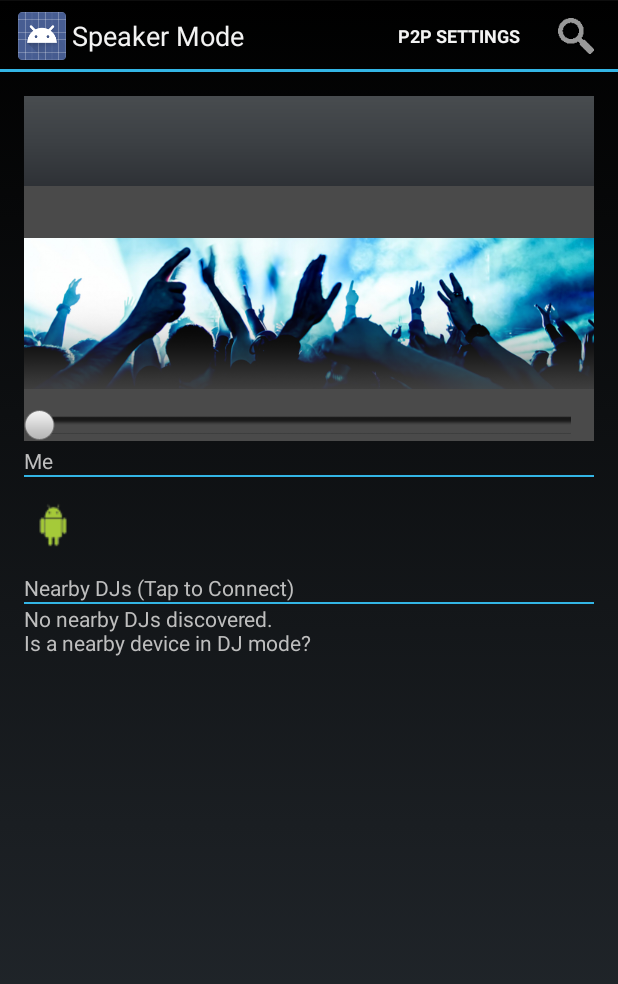
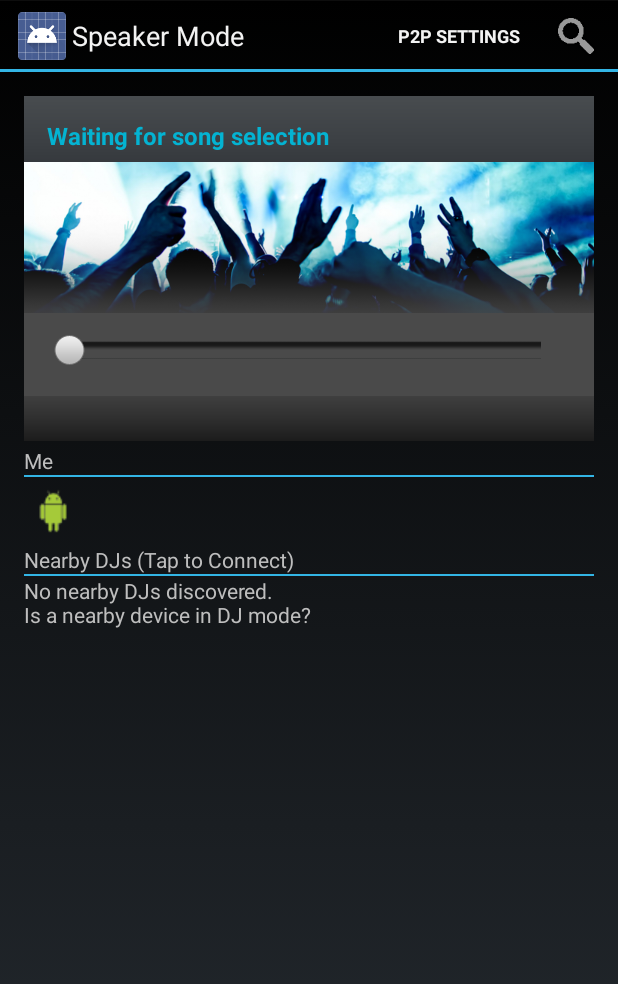
Before and after one commit to TomasNilsson/WiFiGroupStream, an Android app: the screen it shows after launch (SpeakerActivity), after a tap on "Speaker Mode", on a phone screen of 412 x 824 dp. Shown: the top 984 px of the screen. Run offline under Robolectric (Android 15) with nearby library versions, the phone set to English and light mode, and no system bars; 1 statement that could not run was skipped.

Commit message:
Design Update

```diff
--- a/app/src/main/java/com/teamadhoc/wifigroupstream/dj/DJMusicFragment.java
+++ b/app/src/main/java/com/teamadhoc/wifigroupstream/dj/DJMusicFragment.java
@@ -256,7 +256,7 @@ public class DJMusicFragment extends Fragment implements OnCompletionListener,
                 AlertDialog.Builder builder = new AlertDialog.Builder(
                         activity, AlertDialog.THEME_HOLO_DARK);
                 musicList = getMusicList().toArray(new String[getMusicList().size()]);
-                builder.setTitle("Select Your Favorite Music!");
+                builder.setTitle("Select Song");
                 builder.setSingleChoiceItems(musicList, -1, new DialogInterface.OnClickListener() {
                     public void onClick(DialogInterface dialog, int item){
                         currentSongIndex = item;
--- a/app/src/main/java/com/teamadhoc/wifigroupstream/speaker/SpeakerMusicFragment.java
+++ b/app/src/main/java/com/teamadhoc/wifigroupstream/speaker/SpeakerMusicFragment.java
@@ -29,6 +29,7 @@ import android.os.Bundle;
 import android.os.Handler;
 import android.util.Log;
 import android.view.LayoutInflater;
+import android.view.MotionEvent;
 import android.view.View;
 import android.view.ViewGroup;
 import android.widget.ImageButton;
@@ -78,6 +79,13 @@ public class SpeakerMusicFragment extends Fragment {
 
         // All player buttons
         songProgressBar = (SeekBar) contentView.findViewById(R.id.songProgressBar);
+        // Prevent songProgressBar from being moved manually (can only be moved by code)
+        songProgressBar.setOnTouchListener(new View.OnTouchListener(){
+            @Override
+            public boolean onTouch(View v, MotionEvent event) {
+                return true;
+            }
+        });
         songTitleLabel = (TextView) contentView.findViewById(R.id.songTitle);
         songCurrentDurationLabel = (TextView) contentView.findViewById(R.id.songCurrentDurationLabel);
         songTotalDurationLabel = (TextView) contentView.findViewById(R.id.songTotalDurationLabel);
--- a/app/src/main/res/layout/connected_list.xml
+++ b/app/src/main/res/layout/connected_list.xml
@@ -20,7 +20,7 @@
     <!-- Self information -->
     <LinearLayout
         android:layout_width="fill_parent"
-        android:layout_height="?android:attr/listPreferredItemHeight"
+        android:layout_height="wrap_content"
         android:background="?android:attr/activatedBackgroundIndicator"
         android:padding="3dip">
         <ImageView
@@ -57,7 +57,7 @@
         android:layout_width="fill_parent"
         android:layout_height="wrap_content"
         android:gravity="center_vertical"
-        android:text="Connected Speakers" />
+        android:text="@string/label_speakers" />
 
     <View
         android:layout_width="fill_parent"
--- a/app/src/main/res/layout/device_list.xml
+++ b/app/src/main/res/layout/device_list.xml
@@ -20,7 +20,7 @@
     <!-- Self information -->
     <LinearLayout
         android:layout_width="fill_parent"
-        android:layout_height="?android:attr/listPreferredItemHeight"
+        android:layout_height="wrap_content"
         android:background="?android:attr/activatedBackgroundIndicator"
         android:padding="3dip">
         <ImageView
@@ -38,14 +38,14 @@
             <TextView
                 android:id="@+id/my_name"
                 android:layout_width="fill_parent"
-                android:layout_height="0dp"
+                android:layout_height="0dip"
                 android:layout_weight="1"
                 android:gravity="center_vertical" />
 
             <TextView
                 android:id="@+id/my_status"
                 android:layout_width="fill_parent"
-                android:layout_height="0dp"
+                android:layout_height="0dip"
                 android:layout_weight="1"
                 android:ellipsize="marquee"
                 android:singleLine="true" />
@@ -57,7 +57,7 @@
         android:layout_width="fill_parent"
         android:layout_height="wrap_content"
         android:gravity="center_vertical"
-        android:text="Nearby DJs (Tap to Connect)" />
+        android:text="@string/label_djs" />
 
     <View
         android:layout_width="fill_parent"
--- a/app/src/main/res/layout/fragment_speaker_music.xml
+++ b/app/src/main/res/layout/fragment_speaker_music.xml
@@ -1,80 +1,85 @@
 <?xml version="1.0" encoding="utf-8"?>
 <RelativeLayout xmlns:android="http://schemas.android.com/apk/res/android"
+    android:orientation ="vertical"
     android:layout_width="match_parent"
     android:layout_height="match_parent"
-    android:background="#4a4a4a"
-    android:orientation="vertical" >
+    android:background="#4a4a4a">
 
     <!-- Player Header -->
-
     <LinearLayout
         android:id="@+id/player_header_bg"
         android:layout_width="fill_parent"
         android:layout_height="60dip"
+        android:background="@layout/bg_player_header"
         android:layout_alignParentTop="true"
-        android:background="@layout/bg_player_header"
         android:paddingLeft="5dp"
-        android:paddingRight="5dp" >
+        android:paddingRight="5dp">
 
         <!-- Song Title -->
-
         <TextView
             android:id="@+id/songTitle"
             android:layout_width="wrap_content"
             android:layout_height="wrap_content"
-            android:layout_marginTop="10dp"
+            android:layout_marginTop="15dp"
             android:layout_weight="1"
             android:paddingLeft="10dp"
             android:textColor="#04b3d2"
             android:textSize="16dp"
-            android:textStyle="bold" />
+            android:textStyle="bold"
+            android:ellipsize="end"
+            android:singleLine="true"
+            android:text="@string/song_waiting" />
     </LinearLayout>
 
-    <!-- Song Thumbnail Image -->
-
+    <!-- Song Background Image -->
     <LinearLayout
         android:id="@+id/songThumbnail"
         android:layout_width="fill_parent"
         android:layout_height="wrap_content"
-        android:layout_below="@id/player_header_bg"
+        android:paddingTop="40dp"
+        android:paddingBottom="10dp"
         android:gravity="center"
-        android:paddingBottom="10dp"
-        android:paddingTop="10dp" >
+        android:layout_above="@+id/songProgressBar">
+        <ImageView android:layout_width="wrap_content"
+            android:layout_height="wrap_content"
+            android:src="@drawable/song_background"/>
 
-        <ImageView
-            android:layout_width="wrap_content"
-            android:layout_height="wrap_content"
-            android:src="@drawable/song_background" />
     </LinearLayout>
 
     <!-- Player Footer -->
+    <LinearLayout
+        android:id="@+id/player_footer_bg"
+        android:layout_width="fill_parent"
+        android:layout_height="30dp"
+        android:orientation="horizontal"
+        android:layout_alignParentBottom="true"
+        android:background="@layout/bg_player_footer"
+        android:gravity="center">
+    </LinearLayout>
 
     <!-- Progress Bar/Seek bar -->
-
-
-    <!-- Timer Display -->
-
-    <!-- Repeat / Shuffle buttons -->
-
     <SeekBar
-        android:id="@+id/songProgressBar"
+        android:id="@id/songProgressBar"
         android:layout_width="fill_parent"
         android:layout_height="wrap_content"
-        android:layout_alignLeft="@+id/timerDisplay"
-        android:layout_alignParentBottom="true"
-        android:layout_weight="1"
+        android:layout_above="@id/player_footer_bg"
+        android:layout_marginBottom="20dp"
+        android:layout_marginLeft="20dp"
+        android:layout_marginRight="20dp"
         android:paddingLeft="15dp"
         android:paddingRight="15dp"
         android:progressDrawable="@drawable/seekbar_progress"
         android:thumb="@drawable/seek_handler" />
 
+    <!-- Timer Display -->
     <LinearLayout
         android:id="@+id/timerDisplay"
+        android:layout_above="@id/songProgressBar"
         android:layout_width="fill_parent"
         android:layout_height="wrap_content"
-        android:layout_above="@+id/songProgressBar"
-        android:layout_centerHorizontal="true" >
-
+        android:layout_marginRight="20dp"
+        android:layout_marginLeft="20dp">
+        <!-- Current Duration Label -->
         <TextView
             android:id="@+id/songCurrentDurationLabel"
             android:layout_width="fill_parent"
@@ -82,8 +87,8 @@
             android:layout_weight="1"
             android:gravity="left"
             android:textColor="#eeeeee"
-            android:textStyle="bold" />
-
+            android:textStyle="bold"/>
+        <!-- Total Duration Label -->
         <TextView
             android:id="@+id/songTotalDurationLabel"
             android:layout_width="fill_parent"
@@ -91,7 +96,6 @@
             android:layout_weight="1"
             android:gravity="right"
             android:textColor="#04cbde"
-            android:textStyle="bold" />
+            android:textStyle="bold"/>
     </LinearLayout>
-
 </RelativeLayout>
--- a/app/src/main/res/values/strings.xml
+++ b/app/src/main/res/values/strings.xml
@@ -3,7 +3,6 @@
     <string name="action_settings">Settings</string>
     <string name="title_activity_dj">DJ Mode</string>
     <string name="title_activity_speaker">Speaker Mode</string>
-    <string name="title_activity_wifidirect">Wi-Fi Direct</string>
     <string name="enable_p2p_button">P2P Settings</string>
     <string name="discover_peers_button">Discover</string>
     <string name="connect_peer_button">Connect</string>
@@ -17,8 +16,9 @@
     <string name="p2p_off_warning">Please enable P2P system settings</string>
     <string name="group_owner_text">"Am I the Group Owner? "</string>
     <string name="label_me">Me</string>
-    <string name="label_peers">Peers</string>
-    <string name="title_activity_wi_fi_direct2">Wi-Fi Direct Connect</string>
+    <string name="label_speakers">Nearby Speakers</string>
+    <string name="label_djs">Nearby DJs (Tap to Connect)</string>
+    <string name="song_waiting">Waiting for song selection</string>
     <string name="play_music">PLAY</string>
     <string name="stop_music">STOP</string>
 </resources>
```
Also changed, not shown: app/src/main/res/layout/fragment_dj_music.xml (+11 -30 lines).
